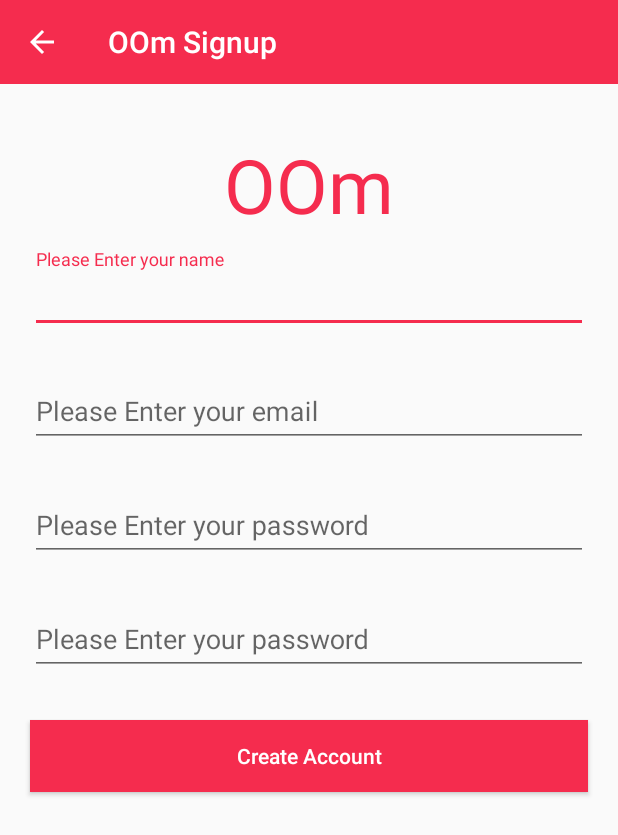
After one commit to aoiserizawa/oom-app, an Android app: the SignupActivity screen opened directly, with no data from a screen before it, on a phone screen of 412 x 824 dp. The commit adds this screen. Shown: the top 835 px of the screen. Run offline under Robolectric (Android 15) with nearby library versions, the phone set to English and light mode, and no system bars.

Commit message:
I added a fragment for login and an activity for signup, the use of this is to try using parse.com accessing login and signup from parse

```diff
--- a/app/src/main/AndroidManifest.xml
+++ b/app/src/main/AndroidManifest.xml
@@ -28,6 +28,10 @@
             android:name=".ServiceActivity"
             android:label="@string/title_activity_service" >
         </activity>
+        <activity
+            android:name=".SignupActivity"
+            android:label="@string/title_activity_signup" >
+        </activity>
     </application>
 
 </manifest>
--- a/app/src/main/java/com/serverus/oom/MainActivity.java
+++ b/app/src/main/java/com/serverus/oom/MainActivity.java
@@ -200,6 +200,9 @@ public class MainActivity extends AppCompatActivity implements View.OnClickListe
                 case R.id.services_menu_item:
                     fragmentClass = FragmentServices.class;
                     break;
+                case R.id.login_menu_item:
+                    fragmentClass = FragmentLogin.class;
+                    break;
                 default:
                     break;
             }
--- /dev/null
+++ b/app/src/main/java/com/serverus/oom/SignupActivity.java
@@ -0,0 +1,58 @@
+package com.serverus.oom;
+
+import android.os.Bundle;
+import android.support.v7.app.AppCompatActivity;
+import android.support.v7.widget.Toolbar;
+import android.view.Menu;
+import android.view.MenuItem;
+
+
+public class SignupActivity extends AppCompatActivity {
+
+    private Toolbar toolbar;
+
+    @Override
+    protected void onCreate(Bundle savedInstanceState) {
+        super.onCreate(savedInstanceState);
+        setContentView(R.layout.activity_signup);
+
+        initToolBar();
+
+    }
+
+    @Override
+    public boolean onCreateOptionsMenu(Menu menu) {
+        // Inflate the menu; this adds items to the action bar if it is present.
+        //getMenuInflater().inflate(R.menu.menu_signup, menu);
+        return true;
+    }
+
+    @Override
+    public boolean onOptionsItemSelected(MenuItem item) {
+        // Handle action bar item clicks here. The action bar will
+        // automatically handle clicks on the Home/Up button, so long
+        // as you specify a parent activity in AndroidManifest.xml.
+        int id = item.getItemId();
+
+        //noinspection SimplifiableIfStatement
+        if (id == R.id.action_settings) {
+            return true;
+        }
+
+        if(id == android.R.id.home){
+            // emulate the back hardware press of the device
+            super.onBackPressed();
+        }
+
+        return super.onOptionsItemSelected(item);
+    }
+
+    private void initToolBar(){
+        toolbar = (Toolbar) findViewById(R.id.app_bar);
+        setSupportActionBar(toolbar);
+        getSupportActionBar().setHomeButtonEnabled(true);
+        getSupportActionBar().setDisplayHomeAsUpEnabled(true);
+    }
+
+
+}
--- /dev/null
+++ b/app/src/main/res/layout/activity_signup.xml
@@ -0,0 +1,138 @@
+<LinearLayout xmlns:android="http://schemas.android.com/apk/res/android"
+    xmlns:tools="http://schemas.android.com/tools"
+    android:layout_width="match_parent"
+    android:layout_height="match_parent"
+    tools:context="com.serverus.oom.SignupActivity"
+    android:orientation="vertical">
+
+    <include android:id="@+id/app_bar" layout="@layout/app_bar" />
+
+    <RelativeLayout
+        android:layout_width="match_parent"
+        android:layout_height="match_parent">
+
+        <TextView
+            android:layout_width="wrap_content"
+            android:layout_height="wrap_content"
+            android:textAppearance="?android:attr/textAppearanceLarge"
+            android:text="OOm"
+            android:textColor="@color/primaryColor"
+            android:id="@+id/textView17"
+            android:layout_marginTop="33dp"
+            android:textSize="50sp"
+            android:layout_alignParentTop="true"
+            android:layout_centerHorizontal="true" />
+
+        <android.support.design.widget.TextInputLayout
+            android:layout_width="match_parent"
+            android:layout_height="wrap_content"
+            android:id="@+id/name_layout"
+            android:layout_alignParentTop="true"
+            android:layout_alignParentLeft="true"
+            android:layout_alignParentStart="true"
+            android:layout_marginTop="110dp"
+            android:layout_marginLeft="20dp"
+            android:layout_marginRight="20dp">
+
+            <EditText
+                android:id="@+id/edit_text_name"
+                android:layout_width="match_parent"
+                android:layout_height="wrap_content"
+                android:inputType="text"
+                android:hint="Please Enter your name"
+                android:layout_marginTop="91dp"
+                android:layout_below="@+id/view"
+                android:layout_alignParentLeft="true"
+                android:layout_alignParentStart="true" />
+
+        </android.support.design.widget.TextInputLayout>
+
+        <android.support.design.widget.TextInputLayout
+            android:layout_width="match_parent"
+            android:layout_height="wrap_content"
+            android:id="@+id/email_layout"
+            android:layout_below="@+id/name_layout"
+            android:layout_alignLeft="@+id/name_layout"
+            android:layout_alignStart="@+id/name_layout"
+            android:layout_alignRight="@+id/name_layout"
+            android:layout_alignEnd="@+id/name_layout"
+            android:layout_marginTop="20dp">
+
+            <EditText
+                android:id="@+id/edit_text_email"
+                android:layout_width="match_parent"
+                android:layout_height="wrap_content"
+                android:inputType="textEmailAddress"
+                android:hint="Please Enter your email"
+                android:layout_marginTop="91dp"
+                android:layout_below="@+id/view"
+                android:layout_alignParentLeft="true"
+                android:layout_alignParentStart="true" />
+
+        </android.support.design.widget.TextInputLayout>
+
+        <android.support.design.widget.TextInputLayout
+            android:layout_width="match_parent"
+            android:layout_height="wrap_content"
+            android:id="@+id/password_layout"
+            android:layout_below="@+id/email_layout"
+            android:layout_alignLeft="@+id/name_layout"
+            android:layout_alignRight="@+id/email_layout"
+            android:layout_alignEnd="@+id/email_layout"
+            android:layout_marginTop="20dp">
+
+            <EditText
+                android:id="@+id/edit_text_password"
+                android:layout_width="match_parent"
+                android:layout_height="wrap_content"
+                android:inputType="textPassword"
+                android:hint="Please Enter your password"
+                android:layout_marginTop="91dp"
+                android:layout_below="@+id/email_layout"
+                android:layout_alignParentLeft="true"
+                android:layout_alignParentStart="true" />
+
+        </android.support.design.widget.TextInputLayout>
+
+        <android.support.design.widget.TextInputLayout
+            android:layout_width="match_parent"
+            android:layout_height="wrap_content"
+            android:id="@+id/passwordConfirm_layout"
+            android:layout_below="@+id/password_layout"
+            android:layout_alignLeft="@+id/name_layout"
+            android:layout_alignRight="@+id/password_layout"
+            android:layout_alignEnd="@+id/password_layout"
+            android:layout_marginTop="20dp">
+
+            <EditText
+                android:id="@+id/edit_text_passwordConfirm"
+                android:layout_width="match_parent"
+                android:layout_height="wrap_content"
+                android:inputType="textPassword"
+                android:hint="Please Enter your password"
+                android:layout_marginTop="91dp"
+                android:layout_below="@+id/email_layout"
+                android:layout_alignParentLeft="true"
+                android:layout_alignParentStart="true" />
+
+        </android.support.design.widget.TextInputLayout>
+
+        <Button
+            android:layout_width="wrap_content"
+            android:layout_height="wrap_content"
+            android:text="Create Account"
+            android:textAllCaps="false"
+            android:id="@+id/button"
+            android:textColor="@color/textColorSecondary"
+            android:background="@color/primaryColor"
+            android:layout_below="@+id/passwordConfirm_layout"
+            android:layout_alignLeft="@+id/passwordConfirm_layout"
+            android:layout_alignStart="@+id/passwordConfirm_layout"
+            android:layout_alignRight="@+id/passwordConfirm_layout"
+            android:layout_alignEnd="@+id/passwordConfirm_layout"
+            android:layout_marginTop="30dp" />
+
+
+    </RelativeLayout>
+
+</LinearLayout>
--- a/app/src/main/res/menu/menu_drawer.xml
+++ b/app/src/main/res/menu/menu_drawer.xml
@@ -25,5 +25,9 @@
             android:id="@+id/contact_menu_item"
             android:title="@string/contact_menu_item"/>
 
+        <item
+            android:id="@+id/login_menu_item"
+            android:title="Login"/>
+
     </group>
 </menu>
--- /dev/null
+++ b/app/src/main/res/menu/menu_signup.xml
@@ -0,0 +1,6 @@
+<menu xmlns:android="http://schemas.android.com/apk/res/android"
+    xmlns:app="http://schemas.android.com/apk/res-auto"
+    xmlns:tools="http://schemas.android.com/tools" tools:context="com.serverus.oom.SignupActivity">
+    <item android:id="@+id/action_settings" android:title="@string/action_settings"
+        android:orderInCategory="100" app:showAsAction="never" />
+</menu>
--- a/app/src/main/res/values/colors.xml
+++ b/app/src/main/res/values/colors.xml
@@ -2,5 +2,6 @@
 <resources>
     <color name="primaryColor">#f52c4e</color>
     <color name="primaryColorDark">#E20048</color>
-    <color name="accentColor">#03A9F4</color>
+    <color name="accentColor">#f52c4e</color>
+    <color name="textColorSecondary">#FFFFFF</color>
 </resources>
--- a/app/src/main/res/values/strings.xml
+++ b/app/src/main/res/values/strings.xml
@@ -30,4 +30,5 @@
     <string name="title_activity_banner_ad">BannerAdActivity</string>
     <string name="title_activity_web_dev">Web Design and Development</string>
     <string name="title_activity_service">ServiceActivity</string>
+    <string name="title_activity_signup">OOm Signup</string>
 </resources>
--- a/app/src/main/res/values/styles.xml
+++ b/app/src/main/res/values/styles.xml
@@ -9,6 +9,7 @@
         <item name="colorPrimary">@color/primaryColor</item>
         <item name="colorPrimaryDark">@color/primaryColorDark</item>
         <item name="colorAccent">@color/accentColor</item>
+
     </style>
 
 </resources>
```
Also changed, not shown: app/src/main/java/com/serverus/oom/App.java (+5 -4 lines), app/src/main/java/com/serverus/oom/FragmentLogin.java (added, +113 -0 lines), app/src/main/res/layout/fragment_login.xml (added, +86 -0 lines).
